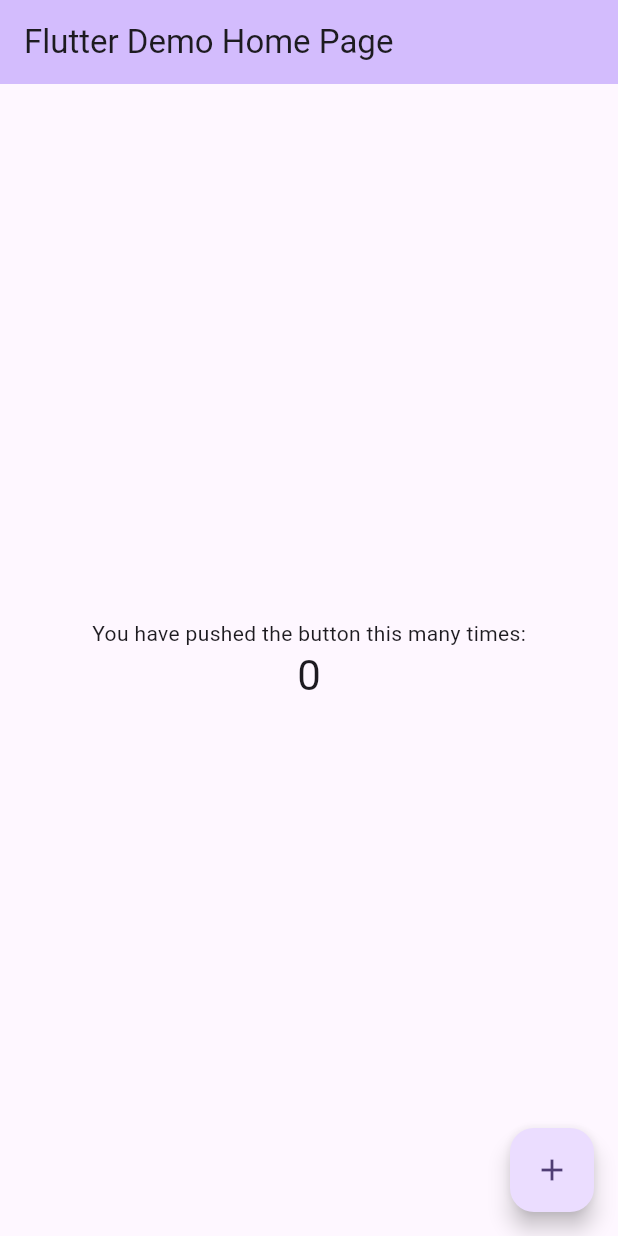
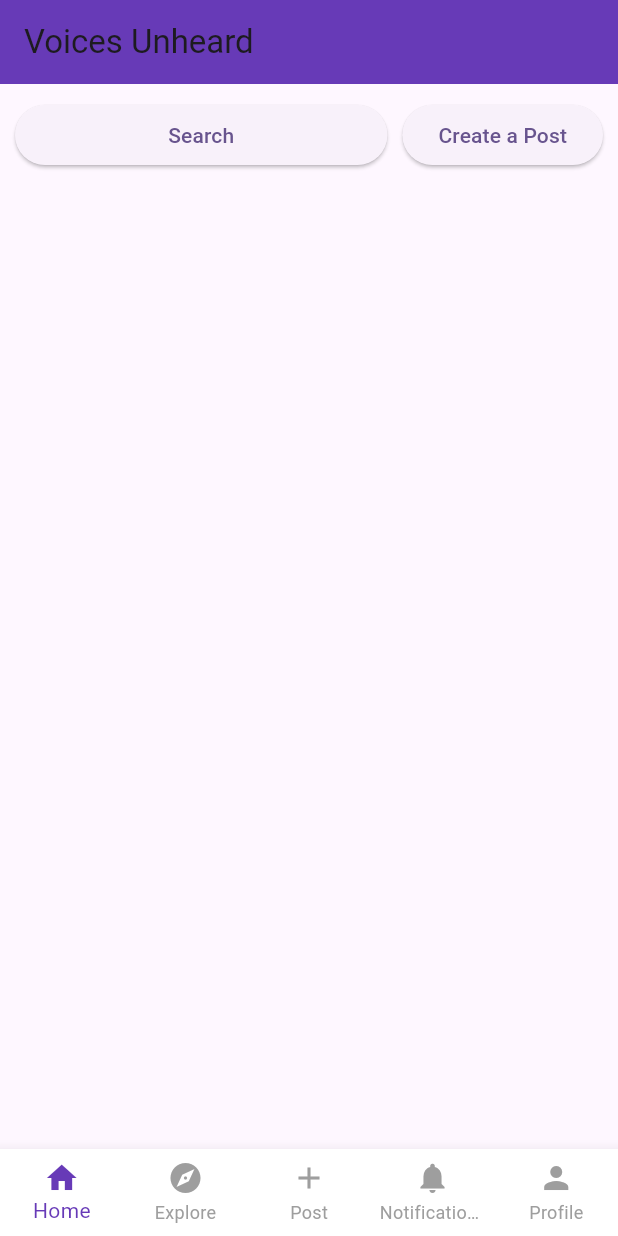
Before and after one commit to Nikhil-1426/Voices-Unheard, a Flutter app: the screen it shows after launch, on a phone screen of 412 x 824 dp. Run offline on Flutter 3.47's test engine with Material 3 defaults, Android fonts, the phone set to English and light mode, and no system bars.

Commit message:
Home Page Added

```diff
--- /dev/null
+++ b/lib/homepage.dart
@@ -0,0 +1,177 @@
+import 'package:flutter/material.dart';
+
+class HomePage extends StatefulWidget {
+  const HomePage({super.key});
+
+  @override
+  _HomePageState createState() => _HomePageState();
+}
+
+class _HomePageState extends State<HomePage> {
+  TextEditingController postController = TextEditingController();
+  TextEditingController searchController = TextEditingController();
+  List<String> posts = [];
+  int _selectedIndex = 0;
+
+  void _createPost() {
+    showDialog(
+      context: context,
+      builder: (BuildContext context) {
+        return AlertDialog(
+          title: const Text("Share a Thought"),
+          content: TextField(
+            controller: postController,
+            decoration: const InputDecoration(hintText: "What's on your mind?"),
+          ),
+          actions: [
+            TextButton(
+              onPressed: () {
+                Navigator.of(context).pop();
+              },
+              child: const Text("Cancel"),
+            ),
+            TextButton(
+              onPressed: () {
+                if (postController.text.isNotEmpty) {
+                  setState(() {
+                    posts.insert(0, postController.text);
+                    postController.clear();
+                  });
+                }
+                Navigator.of(context).pop();
+              },
+              child: const Text("Post"),
+            ),
+          ],
+        );
+      },
+    );
+  }
+
+  void _search() {
+    print("Searching for: ${searchController.text}");
+  }
+
+  void _onItemTapped(int index) {
+    setState(() {
+      _selectedIndex = index;
+    });
+  }
+
+  @override
+  Widget build(BuildContext context) {
+    return Scaffold(
+      appBar: AppBar(
+        title: const Text("Voices Unheard"),
+        backgroundColor: Colors.deepPurple,
+      ),
+      body: Column(
+        children: [
+          Padding(
+            padding: const EdgeInsets.all(10.0),
+            child: Row(
+              mainAxisAlignment: MainAxisAlignment.spaceBetween,
+              children: [
+                Expanded(
+                  child: ElevatedButton(
+                    onPressed: _search,
+                    style: ElevatedButton.styleFrom(minimumSize: const Size(200, 40)),
+                    child: const Text("Search"),
+                  ),
+                ),
+                const SizedBox(width: 10),
+                ElevatedButton(
+                  onPressed: _createPost,
+                  child: const Text("Create a Post"),
+                ),
+              ],
+            ),
+          ),
+          Expanded(
+            child: ListView.builder(
+              padding: const EdgeInsets.all(10.0),
+              itemCount: posts.length,
+              itemBuilder: (context, index) {
+                return Card(
+                  margin: const EdgeInsets.symmetric(vertical: 8.0),
+                  shape: RoundedRectangleBorder(borderRadius: BorderRadius.circular(12.0)),
+                  child: Column(
+                    crossAxisAlignment: CrossAxisAlignment.start,
+                    children: [
+                      Padding(
+                        padding: const EdgeInsets.all(12.0),
+                        child: Row(
+                          children: [
+                            const CircleAvatar(
+                              backgroundColor: Colors.grey,
+                              radius: 20,
+                              child: Icon(Icons.person, color: Colors.white),
+                            ),
+                            const SizedBox(width: 10),
+                            Expanded(
+                              child: Column(
+                                crossAxisAlignment: CrossAxisAlignment.start,
+                                children: const [
+                                  Text("User Name", style: TextStyle(fontWeight: FontWeight.bold)),
+                                  Text("Just now", style: TextStyle(color: Colors.grey)),
+                                ],
+                              ),
+                            ),
+                          ],
+                        ),
+                      ),
+                      Padding(
+                        padding: const EdgeInsets.all(16.0),
+                        child: Text(
+                          posts[index],
+                          style: const TextStyle(fontSize: 16.0),
+                        ),
+                      ),
+                      Padding(
+                        padding: const EdgeInsets.symmetric(horizontal: 12.0, vertical: 8.0),
+                        child: Row(
+                          mainAxisAlignment: MainAxisAlignment.spaceBetween,
+                          children: [
+                            IconButton(
+                              icon: const Icon(Icons.thumb_up_alt_outlined),
+                              onPressed: () {},
+                            ),
+                            IconButton(
+                              icon: const Icon(Icons.comment_outlined),
+                              onPressed: () {},
+                            ),
+                            IconButton(
+                              icon: const Icon(Icons.share_outlined),
+                              onPressed: () {},
+                            ),
+                          ],
+                        ),
+                      ),
+                    ],
+                  ),
+                );
+              },
+            ),
+          ),
+        ],
+      ),
+      bottomNavigationBar: BottomNavigationBar(
+        items: const <BottomNavigationBarItem>[
+          BottomNavigationBarItem(icon: Icon(Icons.home), label: 'Home'),
+          BottomNavigationBarItem(icon: Icon(Icons.explore), label: 'Explore'),
+          BottomNavigationBarItem(icon: Icon(Icons.add), label: 'Post'),
+          BottomNavigationBarItem(icon: Icon(Icons.notifications), label: 'Notifications'),
+          BottomNavigationBarItem(icon: Icon(Icons.person), label: 'Profile'),
+        ],
+        currentIndex: _selectedIndex,
+        selectedItemColor: Colors.deepPurple,
+        unselectedItemColor: Colors.grey,
+        backgroundColor: Colors.white,
+        showSelectedLabels: true,
+        showUnselectedLabels: true,
+        type: BottomNavigationBarType.fixed,
+        onTap: _onItemTapped,
+      ),
+    );
+  }
+}
--- a/lib/main.dart
+++ b/lib/main.dart
@@ -1,4 +1,5 @@
 import 'package:flutter/material.dart';
+import 'homepage.dart';
 
 void main() {
   runApp(const MyApp());
@@ -7,119 +8,15 @@
 class MyApp extends StatelessWidget {
   const MyApp({super.key});
 
-  // This widget is the root of your application.
   @override
   Widget build(BuildContext context) {
     return MaterialApp(
-      title: 'Flutter Demo',
+      title: 'Voices Unheard',
       theme: ThemeData(
-        // This is the theme of your application.
-        //
-        // TRY THIS: Try running your application with "flutter run". You'll see
-        // the application has a purple toolbar. Then, without quitting the app,
-        // try changing the seedColor in the colorScheme below to Colors.green
-        // and then invoke "hot reload" (save your changes or press the "hot
-        // reload" button in a Flutter-supported IDE, or press "r" if you used
-        // the command line to start the app).
-        //
-        // Notice that the counter didn't reset back to zero; the application
-        // state is not lost during the reload. To reset the state, use hot
-        // restart instead.
-        //
-        // This works for code too, not just values: Most code changes can be
-        // tested with just a hot reload.
         colorScheme: ColorScheme.fromSeed(seedColor: Colors.deepPurple),
         useMaterial3: true,
       ),
-      home: const MyHomePage(title: 'Flutter Demo Home Page'),
+      home: const HomePage(),
     );
   }
 }
-
-class MyHomePage extends StatefulWidget {
-  const MyHomePage({super.key, required this.title});
-
-  // This widget is the home page of your application. It is stateful, meaning
-  // that it has a State object (defined below) that contains fields that affect
-  // how it looks.
-
-  // This class is the configuration for the state. It holds the values (in this
-  // case the title) provided by the parent (in this case the App widget) and
-  // used by the build method of the State. Fields in a Widget subclass are
-  // always marked "final".
-
-  final String title;
-
-  @override
-  State<MyHomePage> createState() => _MyHomePageState();
-}
-
-class _MyHomePageState extends State<MyHomePage> {
-  int _counter = 0;
-
-  void _incrementCounter() {
-    setState(() {
-      // This call to setState tells the Flutter framework that something has
-      // changed in this State, which causes it to rerun the build method below
-      // so that the display can reflect the updated values. If we changed
-      // _counter without calling setState(), then the build method would not be
-      // called again, and so nothing would appear to happen.
-      _counter++;
-    });
-  }
-
-  @override
-  Widget build(BuildContext context) {
-    // This method is rerun every time setState is called, for instance as done
-    // by the _incrementCounter method above.
-    //
-    // The Flutter framework has been optimized to make rerunning build methods
-    // fast, so that you can just rebuild anything that needs updating rather
-    // than having to individually change instances of widgets.
-    return Scaffold(
-      appBar: AppBar(
-        // TRY THIS: Try changing the color here to a specific color (to
-        // Colors.amber, perhaps?) and trigger a hot reload to see the AppBar
-        // change color while the other colors stay the same.
-        backgroundColor: Theme.of(context).colorScheme.inversePrimary,
-        // Here we take the value from the MyHomePage object that was created by
-        // the App.build method, and use it to set our appbar title.
-        title: Text(widget.title),
-      ),
-      body: Center(
-        // Center is a layout widget. It takes a single child and positions it
-        // in the middle of the parent.
-        child: Column(
-          // Column is also a layout widget. It takes a list of children and
-          // arranges them vertically. By default, it sizes itself to fit its
-          // children horizontally, and tries to be as tall as its parent.
-          //
-          // Column has various properties to control how it sizes itself and
-          // how it positions its children. Here we use mainAxisAlignment to
-          // center the children vertically; the main axis here is the vertical
-          // axis because Columns are vertical (the cross axis would be
-          // horizontal).
-          //
-          // TRY THIS: Invoke "debug painting" (choose the "Toggle Debug Paint"
-          // action in the IDE, or press "p" in the console), to see the
-          // wireframe for each widget.
-          mainAxisAlignment: MainAxisAlignment.center,
-          children: <Widget>[
-            const Text(
-              'You have pushed the button this many times:',
-            ),
-            Text(
-              '$_counter',
-              style: Theme.of(context).textTheme.headlineMedium,
-            ),
-          ],
-        ),
-      ),
-      floatingActionButton: FloatingActionButton(
-        onPressed: _incrementCounter,
-        tooltip: 'Increment',
-        child: const Icon(Icons.add),
-      ), // This trailing comma makes auto-formatting nicer for build methods.
-    );
-  }
-}
```
